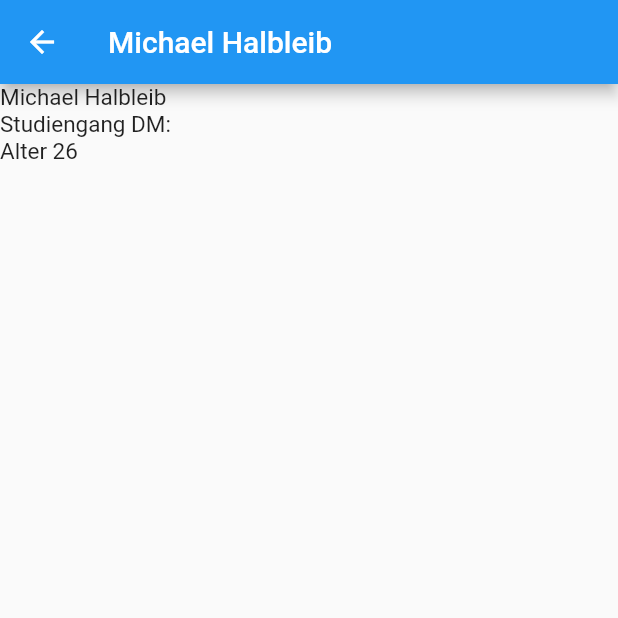
After one commit to drmilde/kurs_2021_app, a Flutter app: the MichaelHalbleibScreen screen opened directly, on a phone screen of 412 x 824 dp, the top half of it. The commit adds this screen. Run offline on Flutter 3.47's test engine with Material 2 defaults, Android fonts, the phone set to English and light mode, and no system bars; our stand-ins replace google_fonts.

Commit message:
added profil

```diff
--- a/lib/screens/kurs_screen.dart
+++ b/lib/screens/kurs_screen.dart
@@ -2,6 +2,7 @@ import 'package:flutter/material.dart';
 import 'package:kurs_2021_app/screens/asmir_hodzic_screen.dart';
 import 'package:kurs_2021_app/screens/hueseyin_s_screen.dart';
 import 'package:kurs_2021_app/screens/jan_torsten_m_screen.dart';
+import 'package:kurs_2021_app/screens/michael_h_screen.dart';
 import 'package:kurs_2021_app/screens/nic_s_screen.dart';
 import 'package:kurs_2021_app/screens/till_h_screen.dart';
 import 'package:kurs_2021_app/screens/unbekannt_screen.dart';
@@ -23,6 +24,7 @@ class KursScreen extends StatelessWidget {
           zeileKursteilnehmer("Till Henkel", context, TillHScreen()),
           zeileKursteilnehmer("Asmir Hodzic", context, AsmirHScreen()),
           zeileKursteilnehmer("Nic Schittenhelm", context, NicSScreen()),
+          zeileKursteilnehmer("Michael Halbleib", context, MichaelHalbleibScreen()),
         ],
       ),
     );
--- /dev/null
+++ b/lib/screens/michael_h_screen.dart
@@ -0,0 +1,35 @@
+import 'package:flutter/material.dart';
+
+class MichaelHalbleibScreen extends StatelessWidget {
+  @override
+  Widget build(BuildContext context) {
+    return Scaffold(
+      appBar: AppBar(
+        title: Text("Michael Halbleib"),
+      ),
+      body: Column(
+        crossAxisAlignment: CrossAxisAlignment.start,
+        children: [
+          Text(
+            "Michael Halbleib",
+            style: TextStyle(
+              fontSize: 15,
+            ),
+          ),
+          Text(
+            "Studiengang DM:",
+            style: TextStyle(
+              fontSize: 15,
+            ),
+          ),
+          Text(
+            "Alter 26",
+            style: TextStyle(
+              fontSize: 15,
+            ),
+          ),
+        ],
+      ),
+    );
+  }
+}
```
